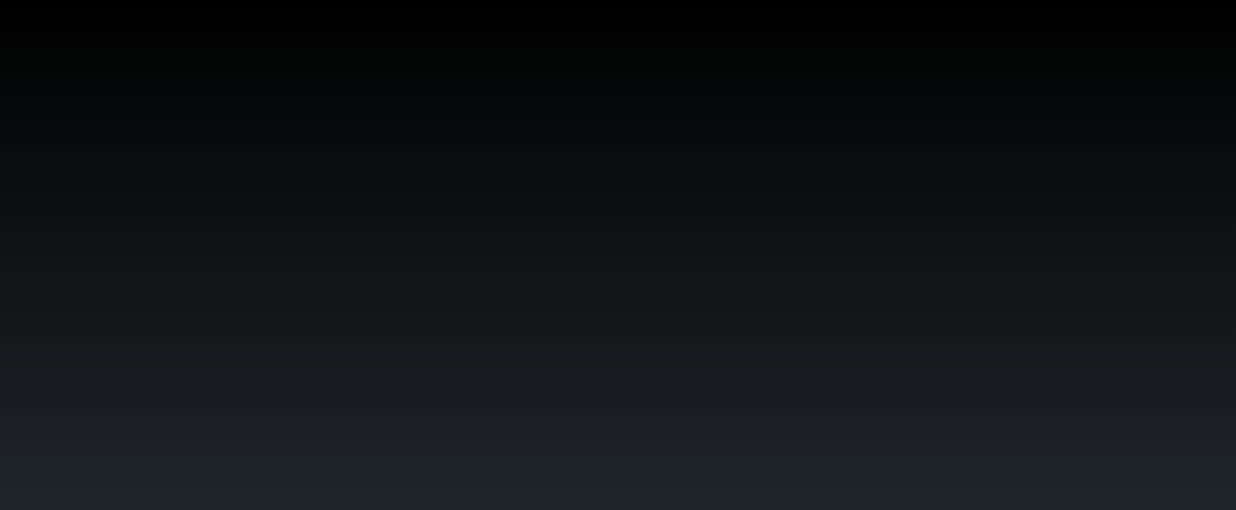
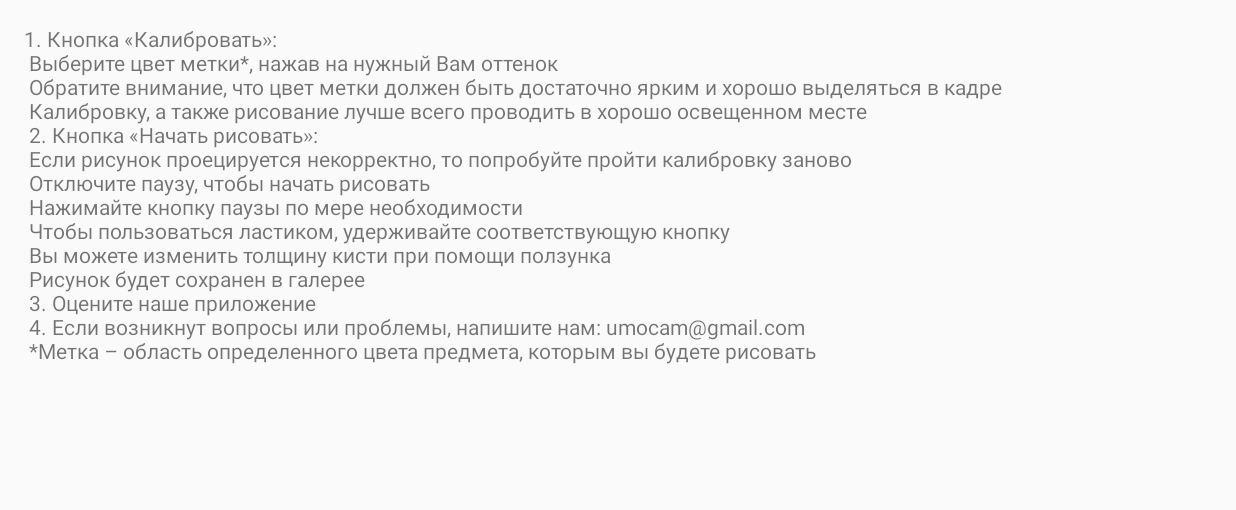
Before and after one commit to kitecat/umocam, an Android app: the TutorialActivity screen opened directly, with no data from a screen before it, on a phone screen of 824 x 412 dp (held sideways). Shown: the top 510 px of the screen. Run offline under Robolectric (Android 15) with nearby library versions, the phone set to English and light mode, and no system bars.

Commit message:
Поменял глобально тему на AppTheme

```diff
--- a/app/src/main/AndroidManifest.xml
+++ b/app/src/main/AndroidManifest.xml
@@ -23,7 +23,7 @@
         android:icon="@mipmap/ic_launcher"
         android:label="@string/app_name"
         android:supportsRtl="true"
-        android:theme="@android:style/Theme.NoTitleBar.Fullscreen">
+        android:theme="@style/AppTheme">
 
         <activity android:name=".MainActivity"
             android:screenOrientation="landscape"
--- a/app/src/main/java/com/subodhjena/objectcounter/DrawActivity.java
+++ b/app/src/main/java/com/subodhjena/objectcounter/DrawActivity.java
@@ -363,7 +363,7 @@ public class DrawActivity extends Activity implements CvCameraViewListener2 {
                         imageView.setImageDrawable(new BitmapDrawable(getResources(), bitmap));
                     }});
             // переключение на курсор
-            } else if (onPause) {
+            } else if (onPause && !eraserModeON) {
 
                 canvas.drawCircle(prevx, prevy, 10, delCursorPaint);
                 canvas.drawCircle(tempx, tempy, 10, cursorPaint);
--- a/app/src/main/res/layout/activity_tutorial.xml
+++ b/app/src/main/res/layout/activity_tutorial.xml
@@ -1,6 +1,12 @@
 <?xml version="1.0" encoding="utf-8"?>
 <LinearLayout xmlns:android="http://schemas.android.com/apk/res/android"
     android:orientation="vertical" android:layout_width="match_parent"
-    android:layout_height="match_parent">
+    android:layout_height="match_parent"
+    android:padding="16dp">
+
+    <TextView
+        android:layout_width="match_parent"
+        android:layout_height="match_parent"
+        android:text="@string/tutorial_text" />
 
 </LinearLayout>
--- a/app/src/main/res/values/colors.xml
+++ b/app/src/main/res/values/colors.xml
@@ -3,4 +3,5 @@
     <color name="colorPrimary">#3F51B5</color>
     <color name="colorPrimaryDark">#303F9F</color>
     <color name="colorAccent">#FF4081</color>
+    <color name="primary_dark_material_light_1">#b8b5ff</color>
 </resources>
--- a/app/src/main/res/values/strings.xml
+++ b/app/src/main/res/values/strings.xml
@@ -10,4 +10,20 @@
     <string name="clear">Очистить</string>
     <string name="saved">Успешно сохранено</string>
     <string name="start">Старт</string>
+    <string name="tutorial_text">
+        1. Кнопка «Калибровать»:\n
+Выберите цвет метки*, нажав на нужный Вам оттенок\n
+Обратите внимание, что цвет метки должен быть достаточно ярким и хорошо выделяться в кадре\n
+Калибровку, а также рисование лучше всего проводить в хорошо освещенном месте\n
+2. Кнопка «Начать рисовать»:\n
+Если рисунок проецируется некорректно, то попробуйте пройти калибровку заново\n
+Отключите паузу, чтобы начать рисовать\n
+Нажимайте кнопку паузы по мере необходимости\n
+Чтобы пользоваться ластиком, удерживайте соответствующую кнопку\n
+Вы можете изменить толщину кисти при помощи ползунка\n
+Рисунок будет сохранен в галерее\n
+3. Оцените наше приложение\n
+4. Если возникнут вопросы или проблемы, напишите нам: umocam@gmail.com\n
+*Метка – область определенного цвета предмета, которым вы будете рисовать\n
+    </string>
 </resources>
--- a/app/src/main/res/values/styles.xml
+++ b/app/src/main/res/values/styles.xml
@@ -6,6 +6,8 @@
         <item name="colorPrimary">@color/colorPrimary</item>
         <item name="colorPrimaryDark">@color/colorPrimaryDark</item>
         <item name="colorAccent">@color/colorAccent</item>
+        <item name="android:windowNoTitle">true</item>
+        <item name="android:windowFullscreen">true</item>
     </style>
 
 </resources>
```
Also changed, not shown: app/src/main/res/values-v21/styles.xml (added, +7 -0 lines).
